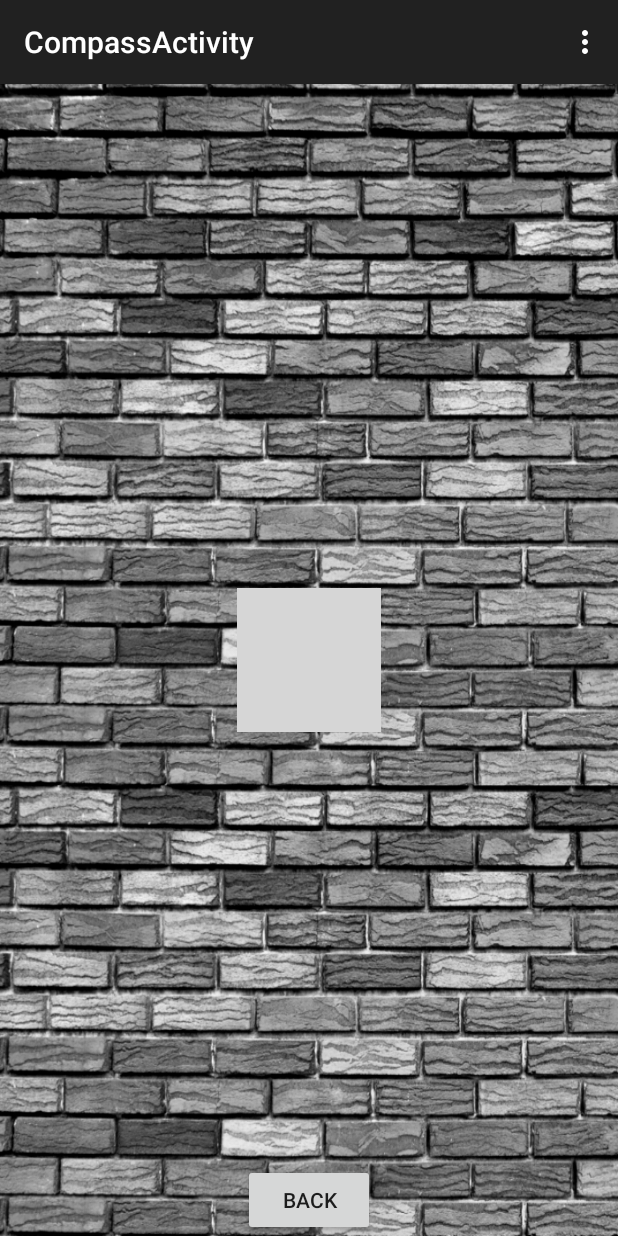
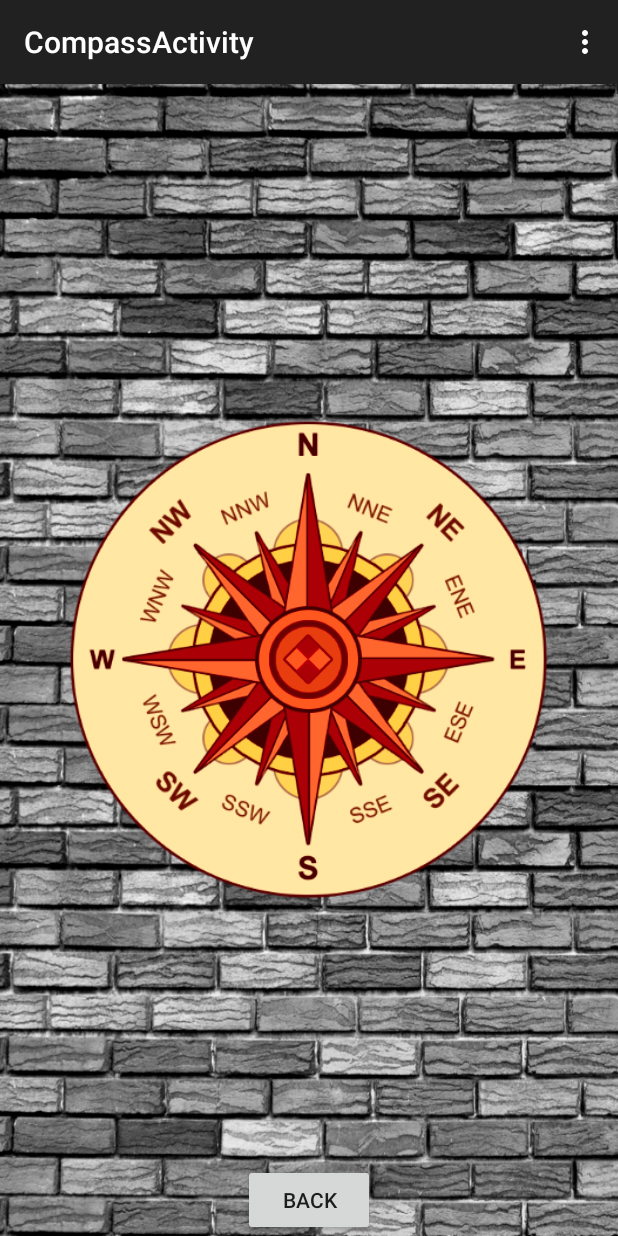
Before and after one commit to organyx/BrickSensors, an Android app: the CompassActivity screen opened directly, with no data from a screen before it, on a phone screen of 412 x 824 dp. Run offline under Robolectric (Android 15) with nearby library versions, the phone set to English and light mode, and no system bars; grey boxes are pictures that could not be loaded.

Commit message:
Tablet Layouts added

```diff
--- a/app/src/main/res/layout-port/activity_compass.xml
+++ b/app/src/main/res/layout-port/activity_compass.xml
@@ -5,8 +5,9 @@
     android:background="@drawable/portrait_phone_resized">
     <ImageView
         android:id="@+id/ivCompass"
-        android:layout_width="wrap_content"
-        android:layout_height="wrap_content"
+        android:layout_width="match_parent"
+        android:layout_height="match_parent"
+        android:layout_margin="30dp"
         android:src="@drawable/compass2"
         android:layout_centerInParent="true"/>
     <Button
--- a/app/src/main/res/layout-sw600dp-port/activity_compass.xml
+++ b/app/src/main/res/layout-sw600dp-port/activity_compass.xml
@@ -1,6 +1,20 @@
 <?xml version="1.0" encoding="utf-8"?>
-<LinearLayout xmlns:android="http://schemas.android.com/apk/res/android"
+<RelativeLayout xmlns:android="http://schemas.android.com/apk/res/android"
     android:orientation="vertical" android:layout_width="match_parent"
-    android:layout_height="match_parent">
-
-</LinearLayout>
+    android:layout_height="match_parent"
+    android:background="@drawable/portrait_tablet">
+    <ImageView
+        android:id="@+id/ivCompass"
+        android:layout_width="match_parent"
+        android:layout_height="match_parent"
+        android:layout_margin="50dp"
+        android:src="@drawable/compass2"
+        android:layout_centerInParent="true"/>
+    <Button
+        android:layout_width="wrap_content"
+        android:layout_height="wrap_content"
+        android:text="@string/back"
+        android:layout_alignParentBottom="true"
+        android:layout_centerHorizontal="true"
+        android:onClick="onBtnBackClick"/>
+</RelativeLayout>
```
Also changed, not shown: app/src/main/res/layout-sw600dp-land/activity_main.xml (+39 -4 lines), app/src/main/res/layout-sw600dp-port/activity_geiger_counter.xml (+52 -3 lines), app/src/main/res/layout-sw600dp-port/activity_light_saber.xml (+10 -4 lines), app/src/main/res/layout-sw600dp-port/activity_main.xml (+33 -4 lines), app/src/main/res/drawable-xhdpi/center_mini.png (added), app/src/main/res/drawable-xhdpi/compass2.png (added), app/src/main/res/drawable-xhdpi/compass_mini.png (added), app/src/main/res/drawable-xhdpi/stalker.png (added), app/src/main/res/drawable-xhdpi/vader.png (added).
